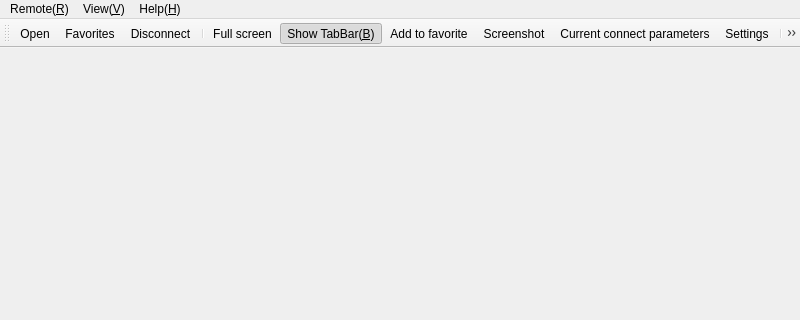
Before: the Qt Designer form App/Viewer/mainwindow.ui in KangLin/RabbitRemoteControl, drawn with Qt 5; both pictures show x 0 to 800 and y 0 to 320 of the 800 by 600 pixel window.
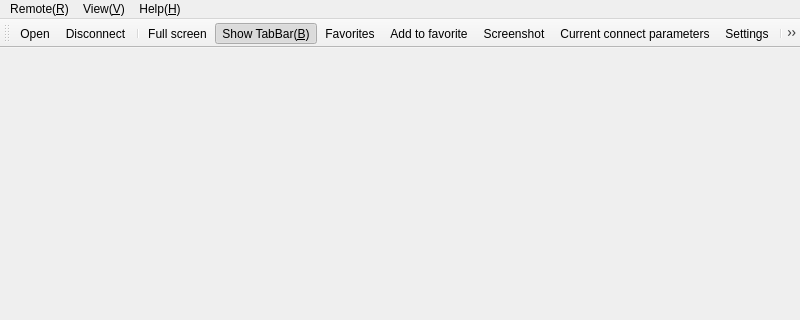
After: the same form once the commit is applied. Icons and pictures are not drawn.

Diff of the .ui file:
```diff
--- a/App/Viewer/mainwindow.ui
+++ b/App/Viewer/mainwindow.ui
@@ -121,11 +121,11 @@
     <bool>false</bool>
    </attribute>
    <addaction name="actionOpen_O"/>
-   <addaction name="actionFavorites"/>
    <addaction name="actionDisconnect_D"/>
    <addaction name="separator"/>
    <addaction name="actionFull_screen_F"/>
    <addaction name="actionShow_TabBar_B"/>
+   <addaction name="actionFavorites"/>
    <addaction name="actionAdd_to_favorite"/>
    <addaction name="actionScreenshot"/>
    <addaction name="actionCurrent_connect_parameters"/>
```
Left out of the diff: 2 changed lines with no effect on the pictures.
